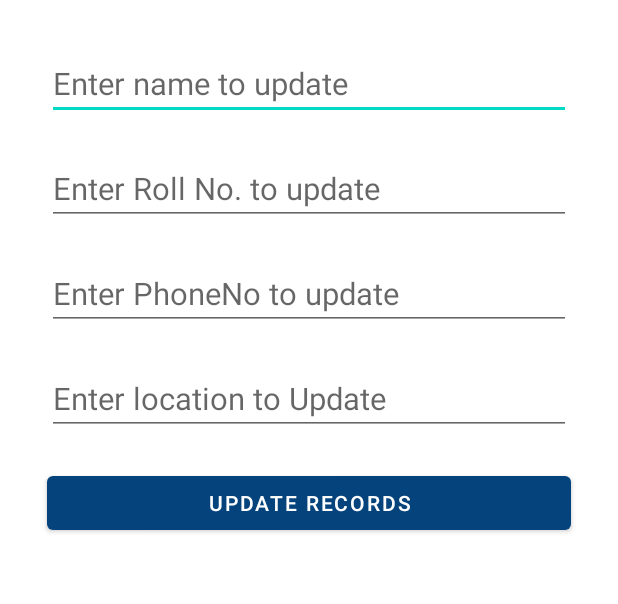
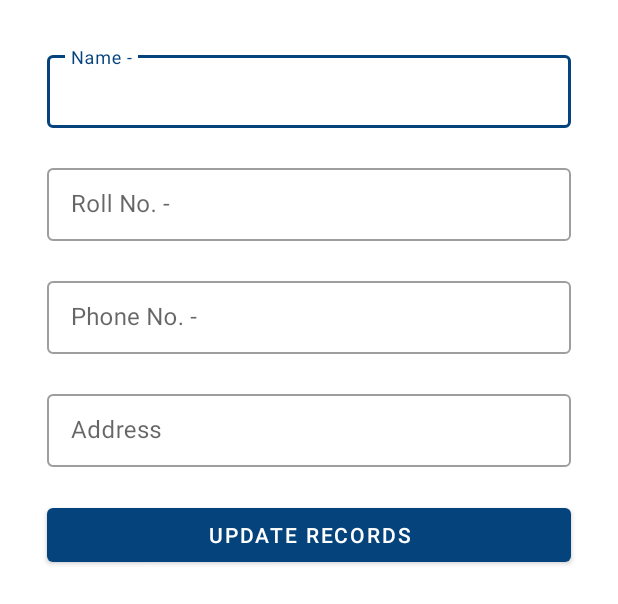
Before and after one commit to ghanghasmukul/Student_Diary, an Android app: the layout update_records_dialog.xml on its own in the app's theme, with its tools: preview values and no code run, on a phone screen of 412 x 824 dp. Shown: the top 604 px of the screen. Run offline under Robolectric (Android 15) with nearby library versions, the phone set to English and light mode, and no system bars.

Commit message:
fix bugs

```diff
--- a/app/src/main/java/com/example/studentdiary/Adapters/ViewRecordsAdapter.kt
+++ b/app/src/main/java/com/example/studentdiary/Adapters/ViewRecordsAdapter.kt
@@ -222,7 +222,7 @@ class ViewRecordsAdapter(var context: Context, private var studentList: ArrayLis
     }
 
     fun deleteSelectedItems() {
-        if (selectedItems?.size == 0) {
+        if (selectedItems?.isEmpty() == true) {
             Toast.makeText(context, "No items to delete", Toast.LENGTH_SHORT).show()
         } else {
             Toast.makeText(context, "Delete", Toast.LENGTH_SHORT).show()
--- a/app/src/main/java/com/example/studentdiary/LoginActivity.kt
+++ b/app/src/main/java/com/example/studentdiary/LoginActivity.kt
@@ -5,7 +5,6 @@ import android.content.Intent
 import android.os.Bundle
 import android.text.TextUtils
 import android.util.Log
-import android.view.View
 import android.view.WindowManager
 import android.widget.Button
 import android.widget.EditText
@@ -23,6 +22,7 @@ import com.google.firebase.auth.PhoneAuthProvider.ForceResendingToken
 import kotlinx.android.synthetic.main.phone_no_login_dialog.*
 import kotlinx.android.synthetic.main.sign_up_dialog.*
 import java.util.concurrent.TimeUnit
+import java.util.regex.Pattern
 
 
 class LoginActivity : AppCompatActivity() {
@@ -169,7 +169,7 @@ class LoginActivity : AppCompatActivity() {
 
     private fun createRequest() {
         gso = GoogleSignInOptions.Builder(GoogleSignInOptions.DEFAULT_SIGN_IN)
-            .requestIdToken(getString(R.string.default_web_client_id))
+            .requestIdToken(getString(R.string.web_client_id))
             .build()
 
         mGoogleSignInClient = GoogleSignIn.getClient(this, gso)
@@ -193,6 +193,23 @@ class LoginActivity : AppCompatActivity() {
     private fun logInUsingEmails() {
         val emailAdd = emailET.text.toString()
         val password = passwordET.text.toString()
+        val EMAIL_ADDRESS_PATTERN = Pattern.compile(
+            "[a-zA-Z0-9\\+\\.\\_\\%\\-\\+]{1,256}" +
+                    "\\@" +
+                    "[a-zA-Z0-9][a-zA-Z0-9\\-]{0,64}" +
+                    "(" +
+                    "\\." +
+                    "[a-zA-Z0-9][a-zA-Z0-9\\-]{0,25}" +
+                    ")+"
+        )
+
+        fun isValidString(str: String): Boolean {
+            return EMAIL_ADDRESS_PATTERN.matcher(str).matches()
+        }
+        if (emailAdd.isEmpty() || password.isEmpty()) {
+            Toast.makeText(this, "fill details", Toast.LENGTH_SHORT).show()
+        } else if (isValidString(emailAdd)) {
+
             mAuth.signInWithEmailAndPassword(emailAdd, password).addOnCompleteListener { task ->
                 if (task.isSuccessful) {
                     val intent = Intent(this, BottomNavigation::class.java)
@@ -200,11 +217,15 @@ class LoginActivity : AppCompatActivity() {
                     finish()
                 }
             }.addOnFailureListener { exception ->
-            Toast.makeText(applicationContext, exception.localizedMessage, Toast.LENGTH_LONG).show()
+                Toast.makeText(applicationContext, exception.localizedMessage, Toast.LENGTH_LONG)
+                    .show()
             }
+        } else {
+            Toast.makeText(this, "Invalid Email", Toast.LENGTH_SHORT).show()
+
         }
 
-
+    }
     private fun signIn() {
         val signInIntent = mGoogleSignInClient.signInIntent
         startActivityForResult(signInIntent, rcSignIn)
--- a/app/src/main/res/layout/update_records_dialog.xml
+++ b/app/src/main/res/layout/update_records_dialog.xml
@@ -3,48 +3,67 @@
     android:layout_width="match_parent"
     android:layout_height="match_parent"
     android:layout_margin="@dimen/_16sdp"
-    android:orientation="vertical"
-    >
+    android:orientation="vertical">
 
-    <EditText
-        android:id="@+id/etUpdateName"
+    <com.google.android.material.textfield.TextInputLayout
+        style="@style/Widget.MaterialComponents.TextInputLayout.OutlinedBox.Dense"
         android:layout_width="match_parent"
         android:layout_height="wrap_content"
         android:layout_margin="@dimen/_8sdp"
-        android:hint="@string/enter_name_to_update"
-        android:textSize="@dimen/_16sdp"
-        android:inputType="textPersonName"
+        android:hint="@string/name">
 
-        />
+        <com.google.android.material.textfield.TextInputEditText
+            android:layout_width="match_parent"
+            android:id="@+id/etUpdateName"
+            android:layout_height="wrap_content"
+            android:inputType="textPersonName" />
+    </com.google.android.material.textfield.TextInputLayout>
 
-    <EditText
-        android:id="@+id/etUpdateRollNo"
+
+    <com.google.android.material.textfield.TextInputLayout
+        style="@style/Widget.MaterialComponents.TextInputLayout.OutlinedBox.Dense"
         android:layout_width="match_parent"
         android:layout_height="wrap_content"
         android:layout_margin="@dimen/_8sdp"
-        android:inputType="number"
-        android:maxLength="4"
-        android:hint="@string/enter_roll_no_to_update"
-        android:textSize="@dimen/_16sdp" />
+        android:hint="@string/roll_no">
 
-    <EditText
-        android:id="@+id/etUpdatePhoneNo"
-        android:layout_width="match_parent"
-        android:layout_height="wrap_content"
-        android:inputType="phone"
-        android:maxLength="10"
-        android:layout_margin="@dimen/_8sdp"
-        android:hint="@string/enter_phone_no_to_update"
-        android:textSize="@dimen/_16sdp" />
+        <com.google.android.material.textfield.TextInputEditText
+            android:layout_width="match_parent"
+            android:layout_height="wrap_content"
+            android:inputType="number"
+            android:id="@+id/etUpdateRollNo"
 
-    <EditText
-        android:id="@+id/etUpdateAddressLine"
+            android:maxLength="4"/>
+    </com.google.android.material.textfield.TextInputLayout>
+
+    <com.google.android.material.textfield.TextInputLayout
+        style="@style/Widget.MaterialComponents.TextInputLayout.OutlinedBox.Dense"
         android:layout_width="match_parent"
         android:layout_height="wrap_content"
         android:layout_margin="@dimen/_8sdp"
-        android:hint="@string/enter_location_to_update"
-        android:textSize="@dimen/_16sdp" />
+        android:hint="@string/phone_no">
 
+        <com.google.android.material.textfield.TextInputEditText
+            android:id="@+id/etUpdatePhoneNo"
+            android:layout_width="match_parent"
+            android:layout_height="wrap_content"
+            android:inputType="phone"
+            android:maxLength="10"/>
+    </com.google.android.material.textfield.TextInputLayout>
+
+    <com.google.android.material.textfield.TextInputLayout
+        style="@style/Widget.MaterialComponents.TextInputLayout.OutlinedBox.Dense"
+        android:layout_width="match_parent"
+        android:layout_height="wrap_content"
+        android:layout_margin="@dimen/_8sdp"
+        android:hint="@string/address">
+
+        <com.google.android.material.textfield.TextInputEditText
+            android:id="@+id/etUpdateAddressLine"
+            android:layout_width="match_parent"
+            android:layout_height="wrap_content"
+            android:inputType="textPersonName" />
+    </com.google.android.material.textfield.TextInputLayout>
 
 
     <Button
--- a/app/src/main/res/values/strings.xml
+++ b/app/src/main/res/values/strings.xml
@@ -22,4 +22,5 @@
     <string name="enter_location_to_update">Enter location to Update</string>
     <string name="no_db_text">Database is empty!!</string>
     <string name="web_client_id">401737742013-r7tr7f3bvu09di85g9s1ncvvlc9o37pk.apps.googleusercontent.com</string>
+    <string name="address">Address</string>
 </resources>
```
Lines whose indentation alone changed are shown as unchanged.
